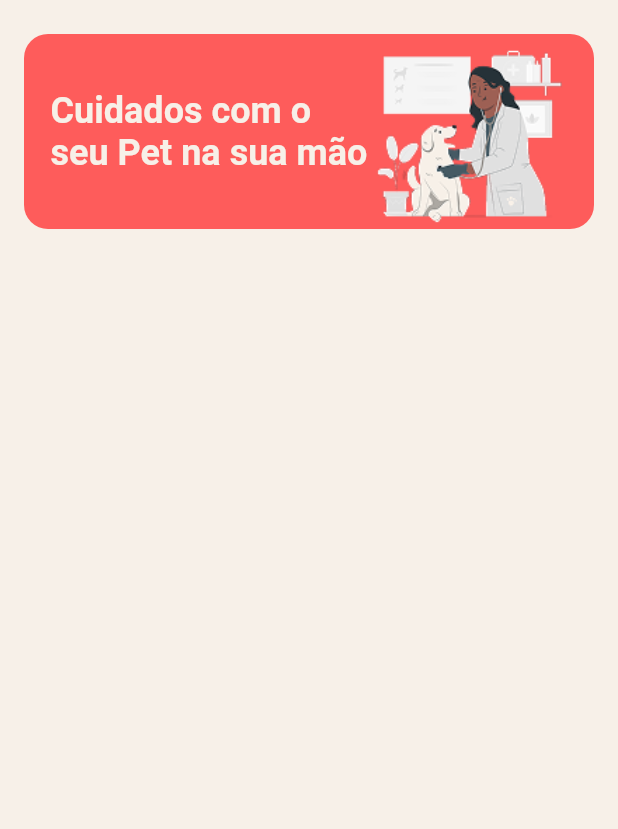
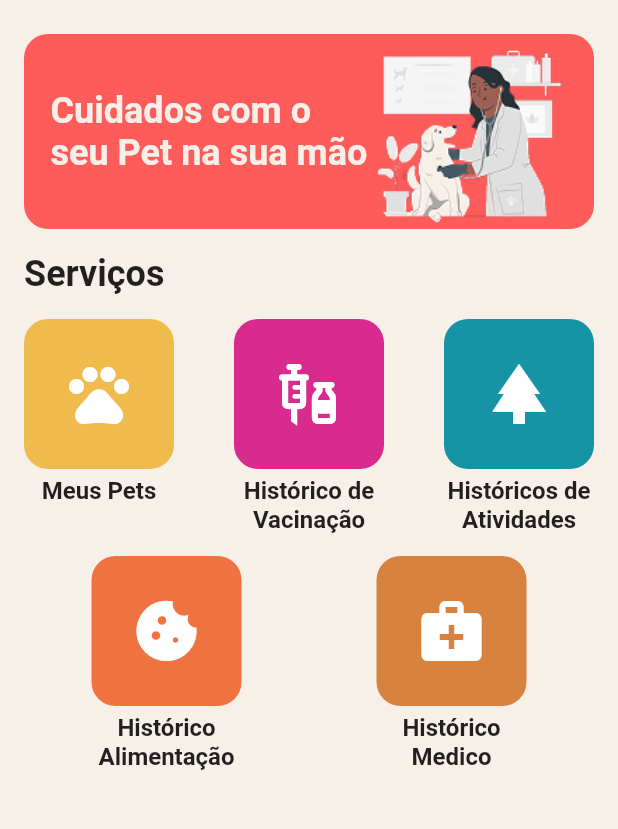
Before and after one commit to gbramoura/petcare, a Flutter app: the screen it shows after launch, on a phone screen of 412 x 824 dp, the part 74-903 px from its top. Run offline on Flutter 3.47's test engine with Material 3 defaults, Android fonts, the phone set to English and light mode, and no system bars; Roboto replaces fonts that are missing (SF Pro Text).

Commit message:
Create dashboard button and improve the home page

```diff
--- a/lib/pages/home_page.dart
+++ b/lib/pages/home_page.dart
@@ -1,18 +1,24 @@
 import 'package:flutter/material.dart';
+import 'package:petcare/constants/route_constants.dart';
 import 'package:petcare/themes/pet_care_theme.dart';
+import 'package:petcare/widgets/dashboard_button.dart';
 
 class HomePage extends StatelessWidget {
   const HomePage({super.key});
 
+  void _navigate(BuildContext context, String path) {
+    Navigator.pushNamed(context, path);
+  }
+
   @override
   Widget build(BuildContext context) {
     return Scaffold(
-      appBar: _appBar(),
-      body: _body(),
+      appBar: _appBar(context),
+      body: _body(context),
     );
   }
 
-  AppBar _appBar() {
+  AppBar _appBar(BuildContext context) {
     return AppBar(
       title: Text(
         'PetCare',
@@ -25,17 +31,20 @@ class HomePage extends StatelessWidget {
     );
   }
 
-  Widget _body() {
-    return Center(
-      child: Column(
-        children: [
-          _banner(),
-        ],
+  Widget _body(BuildContext context) {
+    return SingleChildScrollView(
+      child: Center(
+        child: Column(
+          children: [
+            _banner(context),
+            _board(context),
+          ],
+        ),
       ),
     );
   }
 
-  Widget _banner() {
+  Widget _banner(BuildContext context) {
     return Container(
       margin: EdgeInsets.all(16),
       padding: EdgeInsets.only(left: 16, right: 16),
@@ -60,4 +69,78 @@ class HomePage extends StatelessWidget {
       ),
     );
   }
+
+  Widget _board(BuildContext context) {
+    return Padding(
+      padding: EdgeInsets.only(left: 16, right: 16),
+      child: Column(
+        mainAxisAlignment: MainAxisAlignment.start,
+        crossAxisAlignment: CrossAxisAlignment.start,
+        children: [
+          Text(
+            'Serviços',
+            softWrap: true,
+            style: TextStyle(
+              fontSize: 24,
+              fontWeight: FontWeight.w600,
+            ),
+          ),
+          SizedBox(height: 16),
+          Row(
+            crossAxisAlignment: CrossAxisAlignment.start,
+            mainAxisAlignment: MainAxisAlignment.spaceBetween,
+            children: [
+              DashboardButton(
+                backgroundColor: PetCareTheme.orange_100,
+                label: 'Meus Pets',
+                icon: Icons.pets,
+                onPressed: () => {
+                  _navigate(context, RouteConstants.pets),
+                },
+              ),
+              DashboardButton(
+                backgroundColor: PetCareTheme.pink_900,
+                label: 'Histórico de Vacinação',
+                icon: Icons.vaccines,
+                onPressed: () => {
+                  _navigate(context, RouteConstants.vaccinationHistory),
+                },
+              ),
+              DashboardButton(
+                backgroundColor: PetCareTheme.blue_300,
+                label: 'Históricos de Atividades',
+                icon: Icons.park,
+                onPressed: () => {
+                  _navigate(context, RouteConstants.toursAndActivities),
+                },
+              ),
+            ],
+          ),
+          SizedBox(height: 15),
+          Row(
+            mainAxisAlignment: MainAxisAlignment.spaceAround,
+            crossAxisAlignment: CrossAxisAlignment.start,
+            children: [
+              DashboardButton(
+                backgroundColor: PetCareTheme.orange_300,
+                label: 'Histórico Alimentação',
+                icon: Icons.cookie,
+                onPressed: () => {
+                  _navigate(context, RouteConstants.feed),
+                },
+              ),
+              DashboardButton(
+                backgroundColor: PetCareTheme.orange_500,
+                label: 'Histórico Medico',
+                icon: Icons.medical_services,
+                onPressed: () => {
+                  _navigate(context, RouteConstants.medicHistory),
+                },
+              ),
+            ],
+          )
+        ],
+      ),
+    );
+  }
 }
--- /dev/null
+++ b/lib/widgets/dashboard_button.dart
@@ -0,0 +1,56 @@
+import 'package:flutter/material.dart';
+import 'package:petcare/themes/pet_care_theme.dart';
+
+class DashboardButton extends StatelessWidget {
+  final Color backgroundColor;
+  final String label;
+  final IconData icon;
+  final void Function()? onPressed;
+
+  const DashboardButton({
+    super.key,
+    required this.backgroundColor,
+    required this.label,
+    required this.icon,
+    this.onPressed,
+  });
+
+  @override
+  Widget build(BuildContext context) {
+    return GestureDetector(
+      onTap: onPressed,
+      child: SizedBox(
+        width: 100,
+        child: Column(
+          children: [
+            Container(
+              height: 100,
+              width: 100,
+              decoration: BoxDecoration(
+                color: backgroundColor,
+                borderRadius: BorderRadius.circular(16),
+              ),
+              child: Center(
+                child: Icon(
+                  icon,
+                  size: 48,
+                  color: PetCareTheme.white,
+                ),
+              ),
+            ),
+            SizedBox(height: 5),
+            Text(
+              label,
+              softWrap: true,
+              textAlign: TextAlign.center,
+              style: TextStyle(
+                fontSize: 16,
+                fontWeight: FontWeight.w600,
+              ),
+            ),
+          ],
+        ),
+      ),
+    );
+  }
+}
```
Also changed, not shown: lib/pages/feed_page.dart (+17 -1 lines), lib/pages/medic_history_page.dart (+17 -2 lines), lib/pages/pets_page.dart (+17 -1 lines), lib/pages/tours_and_activities_page.dart (+17 -1 lines), lib/pages/vaccination_history_page.dart (+17 -1 lines), 1 other file.
